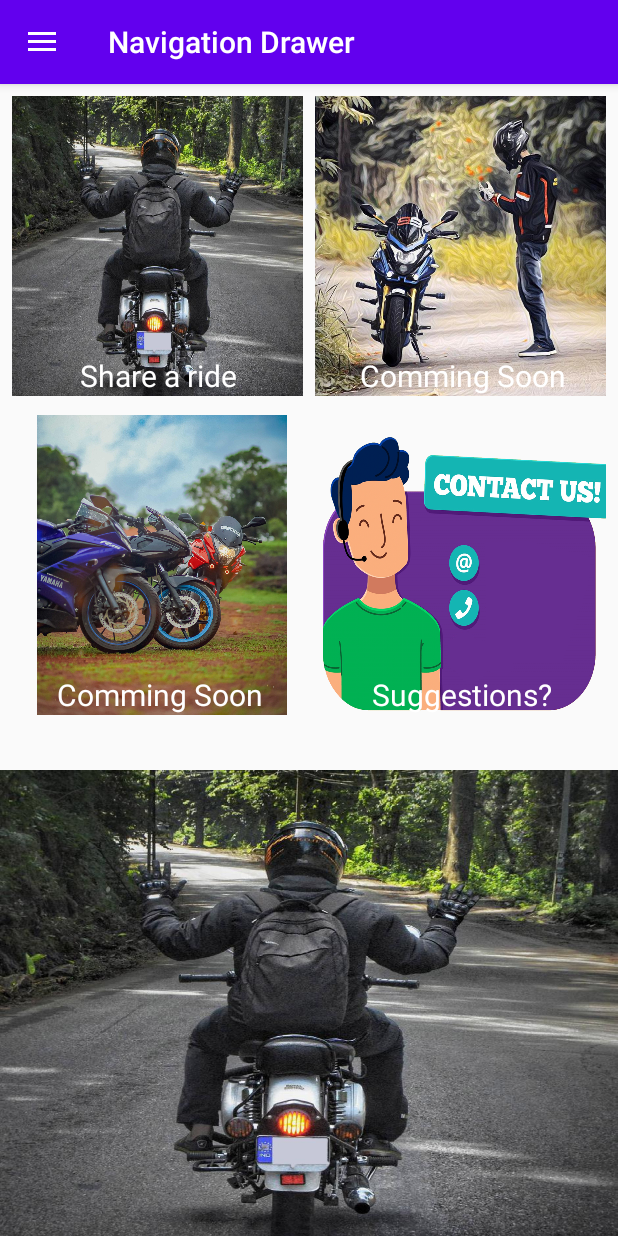
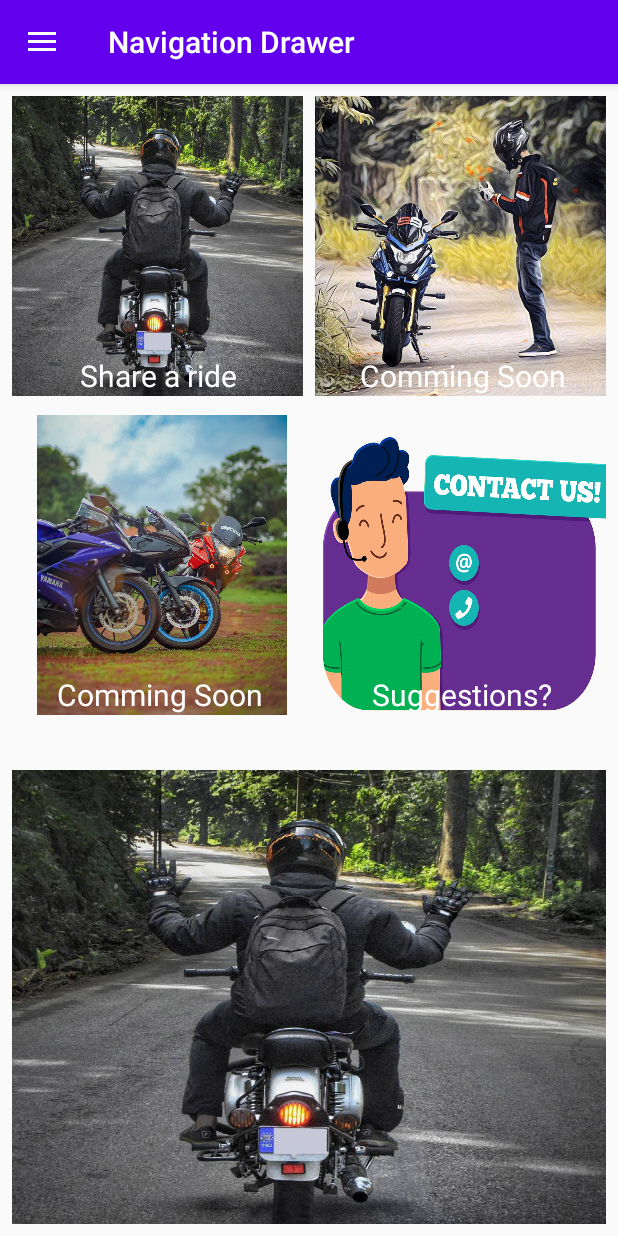
Before and after one commit to krishnadude98/RideIT, an Android app: the screen it shows after launch (MainActivity), on a phone screen of 412 x 824 dp. Run offline under Robolectric (Android 15) with nearby library versions, the phone set to English and light mode, and no system bars; Roboto replaces fonts that are not available here.

Commit message:
added slide show in home

```diff
--- a/app/build.gradle
+++ b/app/build.gradle
@@ -36,4 +36,5 @@ dependencies {
     androidTestImplementation 'androidx.test.espresso:espresso-core:3.2.0'
     implementation 'com.google.android.material:material:1.0.0'
     implementation 'androidx.gridlayout:gridlayout:1.0.0'
+    implementation 'com.github.smarteist:autoimageslider:1.3.7'
 }
--- /dev/null
+++ b/app/src/main/java/com/hari/rideit/Adapters/ViewPageAdapter.kt
@@ -0,0 +1,40 @@
+package com.hari.rideit.Adapters
+
+import android.content.Context
+import android.view.LayoutInflater
+import android.view.View
+import android.view.ViewGroup
+import android.widget.ImageView
+import androidx.viewpager.widget.PagerAdapter
+import androidx.viewpager.widget.ViewPager
+import com.hari.rideit.R
+
+class ViewPageAdapter(private val context: Context):PagerAdapter() {
+
+    private var layoutInflator:LayoutInflater?=null
+    private val images= arrayOf(R.drawable.cat1,R.drawable.cat2,R.drawable.cat3)
+    override fun isViewFromObject(view: View, `object`: Any): Boolean {
+        return view=== `object`
+    }
+
+    override fun getCount(): Int {
+        return images.size
+    }
+
+    override fun instantiateItem(container: ViewGroup, position: Int): Any {
+        layoutInflator= context.getSystemService(Context.LAYOUT_INFLATER_SERVICE) as LayoutInflater
+        val v= layoutInflator!!.inflate(R.layout.custom_layout,null)
+        val image=v.findViewById<View>(R.id.image_view) as ImageView
+        image.setImageResource(images[position])
+        val vp= container as ViewPager
+        vp.addView(v,0)
+        return v
+    }
+
+    override fun destroyItem(container: ViewGroup, position: Int, `object`: Any) {
+        val vp= container as ViewPager
+        val v= `object` as View
+        vp.removeView(v)
+
+    }
+}
--- a/app/src/main/java/com/hari/rideit/Controller/MainActivity.kt
+++ b/app/src/main/java/com/hari/rideit/Controller/MainActivity.kt
@@ -3,13 +3,16 @@ package com.hari.rideit.Controller
 import androidx.appcompat.app.AppCompatActivity
 import android.os.Bundle
 import android.view.MenuItem
+import android.view.View
 import android.widget.Toast
 import androidx.appcompat.app.ActionBarDrawerToggle
 import androidx.appcompat.widget.Toolbar
 import androidx.core.view.GravityCompat
 import androidx.drawerlayout.widget.DrawerLayout
+import androidx.viewpager.widget.ViewPager
 import com.google.android.material.navigation.NavigationView
 import com.hari.rideit.Adapters.CategoryAdapter
+import com.hari.rideit.Adapters.ViewPageAdapter
 import com.hari.rideit.R
 import com.hari.rideit.Services.DataService
 import kotlinx.android.synthetic.main.content_main.*
@@ -20,6 +23,7 @@ class MainActivity : AppCompatActivity() , NavigationView.OnNavigationItemSelect
     lateinit var toolbar: Toolbar
     lateinit var drawerLayout: DrawerLayout
     lateinit var navView: NavigationView
+    internal lateinit var viewPager:ViewPager
     override fun onCreate(savedInstanceState: Bundle?) {
         super.onCreate(savedInstanceState)
         setContentView(R.layout.activity_main)
@@ -37,6 +41,9 @@ class MainActivity : AppCompatActivity() , NavigationView.OnNavigationItemSelect
         navView.setNavigationItemSelectedListener(this)
         adapter= CategoryAdapter(this,DataService.categories)
         contentGridView.adapter= adapter
+        viewPager=findViewById<View>(R.id.viewPager) as ViewPager
+        val adapter= ViewPageAdapter(this)
+        viewPager.adapter=adapter
     }
     override fun onNavigationItemSelected(item: MenuItem): Boolean {
         when (item.itemId) {
--- a/app/src/main/res/layout/content_main.xml
+++ b/app/src/main/res/layout/content_main.xml
@@ -46,12 +46,12 @@
 
     </GridView>
 
-    <ImageView
-        android:id="@+id/imageView3"
+    <androidx.viewpager.widget.ViewPager
+        android:id="@+id/viewPager"
         android:layout_width="wrap_content"
         android:layout_height="wrap_content"
-        android:scaleType="fitXY"
-        app:srcCompat="@drawable/cat1" />
+        android:layout_marginHorizontal="8dp"
+        android:layout_marginBottom="8dp"/>
 
 
 </LinearLayout>
--- /dev/null
+++ b/app/src/main/res/layout/custom_layout.xml
@@ -0,0 +1,13 @@
+<?xml version="1.0" encoding="utf-8"?>
+<androidx.constraintlayout.widget.ConstraintLayout
+    xmlns:android="http://schemas.android.com/apk/res/android" android:layout_width="match_parent"
+    android:layout_height="match_parent">
+
+    <ImageView
+        android:layout_width="wrap_content"
+        android:layout_height="wrap_content"
+        android:id="@+id/image_view"
+        android:scaleType="fitXY"
+            />
+
+</androidx.constraintlayout.widget.ConstraintLayout>
```
